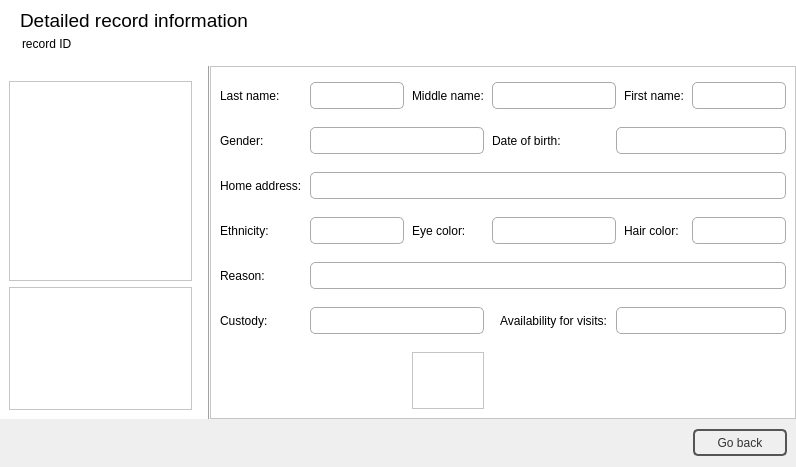
Qt form inmateinfowindow.ui (NCNM/PMS_01) before a commit.
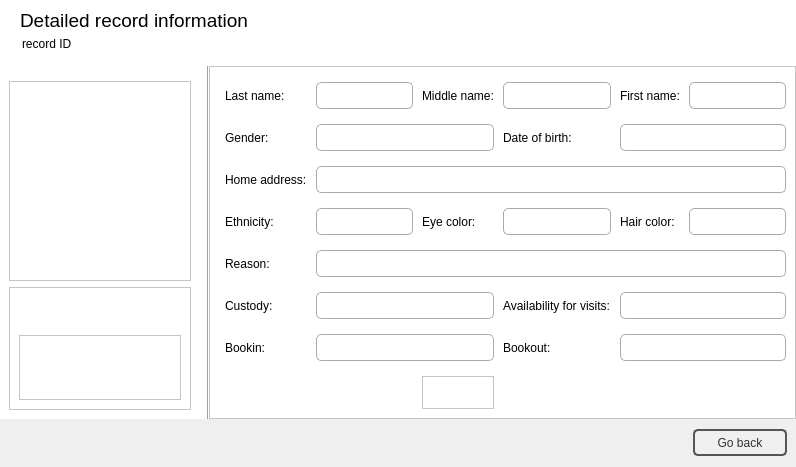
The same form after that commit. Icons and pictures are not drawn.

```diff
--- a/inmateinfowindow.ui
+++ b/inmateinfowindow.ui
@@ -242,6 +242,39 @@
            <property name="frameShadow">
             <enum>QFrame::Raised</enum>
            </property>
+           <layout class="QVBoxLayout" name="verticalLayout_3">
+            <item>
+             <widget class="QLabel" name="lblError">
+              <property name="maximumSize">
+               <size>
+                <width>16777215</width>
+                <height>32</height>
+               </size>
+              </property>
+              <property name="font">
+               <font>
+                <italic>true</italic>
+               </font>
+              </property>
+              <property name="styleSheet">
+               <string notr="true">color: rgb(255, 0, 0);</string>
+              </property>
+              <property name="text">
+               <string/>
+              </property>
+             </widget>
+            </item>
+            <item>
+             <widget class="QFrame" name="frame_3">
+              <property name="frameShape">
+               <enum>QFrame::StyledPanel</enum>
+              </property>
+              <property name="frameShadow">
+               <enum>QFrame::Raised</enum>
+              </property>
+             </widget>
+            </item>
+           </layout>
           </widget>
          </item>
         </layout>
@@ -269,14 +302,17 @@
          <enum>QFrame::Raised</enum>
         </property>
         <layout class="QGridLayout" name="gridLayout">
+         <property name="leftMargin">
+          <number>15</number>
+         </property>
          <property name="topMargin">
           <number>15</number>
          </property>
          <property name="horizontalSpacing">
-          <number>8</number>
+          <number>9</number>
          </property>
          <property name="verticalSpacing">
-          <number>18</number>
+          <number>15</number>
          </property>
          <item row="0" column="0">
           <widget class="QLabel" name="label_3">
@@ -328,7 +364,7 @@
            </property>
           </widget>
          </item>
-         <item row="0" column="3" colspan="3">
+         <item row="0" column="3">
           <widget class="QLineEdit" name="txtMidName">
            <property name="minimumSize">
             <size>
@@ -364,14 +400,14 @@
            </property>
           </widget>
          </item>
-         <item row="0" column="6">
+         <item row="0" column="4">
           <widget class="QLabel" name="label_4">
            <property name="text">
             <string>First name:</string>
            </property>
           </widget>
          </item>
-         <item row="0" column="7">
+         <item row="0" column="5">
           <widget class="QLineEdit" name="txtLastName">
            <property name="minimumSize">
             <size>
@@ -450,14 +486,14 @@
            </property>
           </widget>
          </item>
-         <item row="1" column="3" colspan="2">
+         <item row="1" column="3">
           <widget class="QLabel" name="label_5">
            <property name="text">
             <string>Date of birth:</string>
            </property>
           </widget>
          </item>
-         <item row="1" column="5" colspan="3">
+         <item row="1" column="4" colspan="2">
           <widget class="QLineEdit" name="txtDOB">
            <property name="minimumSize">
             <size>
@@ -500,7 +536,7 @@
            </property>
           </widget>
          </item>
-         <item row="2" column="1" colspan="7">
+         <item row="2" column="1" colspan="5">
           <widget class="QLineEdit" name="txtAddress">
            <property name="minimumSize">
             <size>
@@ -586,7 +622,7 @@
            </property>
           </widget>
          </item>
-         <item row="3" column="3" colspan="3">
+         <item row="3" column="3">
           <widget class="QLineEdit" name="txtEyes">
            <property name="minimumSize">
             <size>
@@ -622,14 +658,14 @@
            </property>
           </widget>
          </item>
-         <item row="3" column="6">
+         <item row="3" column="4">
           <widget class="QLabel" name="label_10">
            <property name="text">
             <string>Hair color:</string>
            </property>
           </widget>
          </item>
-         <item row="3" column="7">
+         <item row="3" column="5">
           <widget class="QLineEdit" name="txtHair">
            <property name="minimumSize">
             <size>
@@ -672,7 +708,7 @@
            </property>
           </widget>
          </item>
-         <item row="4" column="1" colspan="7">
+         <item row="4" column="1" colspan="5">
           <widget class="QLineEdit" name="txtReason">
            <property name="minimumSize">
             <size>
@@ -715,7 +751,172 @@
            </property>
           </widget>
          </item>
-         <item row="6" column="2">
+         <item row="5" column="1" colspan="2">
+          <widget class="QLineEdit" name="txtCustody">
+           <property name="minimumSize">
+            <size>
+             <width>0</width>
+             <height>27</height>
+            </size>
+           </property>
+           <property name="styleSheet">
+            <string notr="true">QLineEdit {
+color: rgb(50, 50, 50);
+padding-left:7px;
+border-radius:5px;
+border: 1px solid rgb(170, 170, 170);
+background: qradialgradient(cx: 0.3, cy: -0.4,
+fx: 0.3, fy: -0.4,
+radius: 1.35, stop: 0 rgb(254, 254, 254), stop: 1 rgb(252, 252, 252));
+}
+
+QLineEdit:hover {
+border-radius:5px;
+border: 1px solid rgb(23, 120, 173);
+background-color: rgb(255, 255, 255);
+}
+
+QLineEdit:pressed {
+border-radius:5px;
+border: 1px solid #777777;
+}
+</string>
+           </property>
+           <property name="readOnly">
+            <bool>true</bool>
+           </property>
+          </widget>
+         </item>
+         <item row="5" column="3">
+          <widget class="QLabel" name="label_13">
+           <property name="text">
+            <string>Availability for visits:</string>
+           </property>
+          </widget>
+         </item>
+         <item row="5" column="4" colspan="2">
+          <widget class="QLineEdit" name="txtAvaialable">
+           <property name="minimumSize">
+            <size>
+             <width>0</width>
+             <height>27</height>
+            </size>
+           </property>
+           <property name="styleSheet">
+            <string notr="true">QLineEdit {
+color: rgb(50, 50, 50);
+padding-left:7px;
+border-radius:5px;
+border: 1px solid rgb(170, 170, 170);
+background: qradialgradient(cx: 0.3, cy: -0.4,
+fx: 0.3, fy: -0.4,
+radius: 1.35, stop: 0 rgb(254, 254, 254), stop: 1 rgb(252, 252, 252));
+}
+
+QLineEdit:hover {
+border-radius:5px;
+border: 1px solid rgb(23, 120, 173);
+background-color: rgb(255, 255, 255);
+}
+
+QLineEdit:pressed {
+border-radius:5px;
+border: 1px solid #777777;
+}
+</string>
+           </property>
+           <property name="readOnly">
+            <bool>true</bool>
+           </property>
+          </widget>
+         </item>
+         <item row="6" column="0">
+          <widget class="QLabel" name="label_15">
+           <property name="text">
+            <string>Bookin:</string>
+           </property>
+          </widget>
+         </item>
+         <item row="6" column="1" colspan="2">
+          <widget class="QLineEdit" name="txtBookin">
+           <property name="minimumSize">
+            <size>
+             <width>0</width>
+             <height>27</height>
+            </size>
+           </property>
+           <property name="styleSheet">
+            <string notr="true">QLineEdit {
+color: rgb(50, 50, 50);
+padding-left:7px;
+border-radius:5px;
+border: 1px solid rgb(170, 170, 170);
+background: qradialgradient(cx: 0.3, cy: -0.4,
+fx: 0.3, fy: -0.4,
+radius: 1.35, stop: 0 rgb(254, 254, 254), stop: 1 rgb(252, 252, 252));
+}
+
+QLineEdit:hover {
+border-radius:5px;
+border: 1px solid rgb(23, 120, 173);
+background-color: rgb(255, 255, 255);
+}
+
+QLineEdit:pressed {
+border-radius:5px;
+border: 1px solid #777777;
+}
+</string>
+           </property>
+           <property name="readOnly">
+            <bool>true</bool>
+           </property>
+          </widget>
+         </item>
+         <item row="6" column="3">
+          <widget class="QLabel" name="label_16">
+           <property name="text">
+            <string>Bookout:</string>
+           </property>
+          </widget>
+         </item>
+         <item row="6" column="4" colspan="2">
+          <widget class="QLineEdit" name="txtBookout">
+           <property name="minimumSize">
+            <size>
+             <width>0</width>
+             <height>27</height>
+            </size>
+           </property>
+           <property name="styleSheet">
+            <string notr="true">QLineEdit {
+color: rgb(50, 50, 50);
+padding-left:7px;
+border-radius:5px;
+border: 1px solid rgb(170, 170, 170);
+background: qradialgradient(cx: 0.3, cy: -0.4,
+fx: 0.3, fy: -0.4,
+radius: 1.35, stop: 0 rgb(254, 254, 254), stop: 1 rgb(252, 252, 252));
+}
+
+QLineEdit:hover {
+border-radius:5px;
+border: 1px solid rgb(23, 120, 173);
+background-color: rgb(255, 255, 255);
+}
+
+QLineEdit:pressed {
+border-radius:5px;
+border: 1px solid #777777;
+}
+</string>
+           </property>
+           <property name="readOnly">
+            <bool>true</bool>
+           </property>
+          </widget>
+         </item>
+         <item row="7" column="2">
           <widget class="QFrame" name="frame_7">
            <property name="frameShape">
             <enum>QFrame::StyledPanel</enum>
@@ -725,85 +926,6 @@
            </property>
           </widget>
          </item>
-         <item row="5" column="5" colspan="3">
-          <widget class="QLineEdit" name="txtAvaialable">
-           <property name="minimumSize">
-            <size>
-             <width>0</width>
-             <height>27</height>
-            </size>
-           </property>
-           <property name="styleSheet">
-            <string notr="true">QLineEdit {
-color: rgb(50, 50, 50);
-padding-left:7px;
-border-radius:5px;
-border: 1px solid rgb(170, 170, 170);
-background: qradialgradient(cx: 0.3, cy: -0.4,
-fx: 0.3, fy: -0.4,
-radius: 1.35, stop: 0 rgb(254, 254, 254), stop: 1 rgb(252, 252, 252));
-}
-
-QLineEdit:hover {
-border-radius:5px;
-border: 1px solid rgb(23, 120, 173);
-background-color: rgb(255, 255, 255);
-}
-
-QLineEdit:pressed {
-border-radius:5px;
-border: 1px solid #777777;
-}
-</string>
-           </property>
-           <property name="readOnly">
-            <bool>true</bool>
-           </property>
-          </widget>
-         </item>
-         <item row="5" column="4">
-          <widget class="QLabel" name="label_13">
-           <property name="text">
-            <string>Availability for visits:</string>
-           </property>
-          </widget>
-         </item>
-         <item row="5" column="1" colspan="2">
-          <widget class="QLineEdit" name="txtCustody">
-           <property name="minimumSize">
-            <size>
-             <width>0</width>
-             <height>27</height>
-            </size>
-           </property>
-           <property name="styleSheet">
-            <string notr="true">QLineEdit {
-color: rgb(50, 50, 50);
-padding-left:7px;
-border-radius:5px;
-border: 1px solid rgb(170, 170, 170);
-background: qradialgradient(cx: 0.3, cy: -0.4,
-fx: 0.3, fy: -0.4,
-radius: 1.35, stop: 0 rgb(254, 254, 254), stop: 1 rgb(252, 252, 252));
-}
-
-QLineEdit:hover {
-border-radius:5px;
-border: 1px solid rgb(23, 120, 173);
-background-color: rgb(255, 255, 255);
-}
-
-QLineEdit:pressed {
-border-radius:5px;
-border: 1px solid #777777;
-}
-</string>
-           </property>
-           <property name="readOnly">
-            <bool>true</bool>
-           </property>
-          </widget>
-         </item>
         </layout>
         <zorder>label_12</zorder>
         <zorder>label_4</zorder>
```
Left out of the diff: 4 changed lines with no effect on the pictures.
